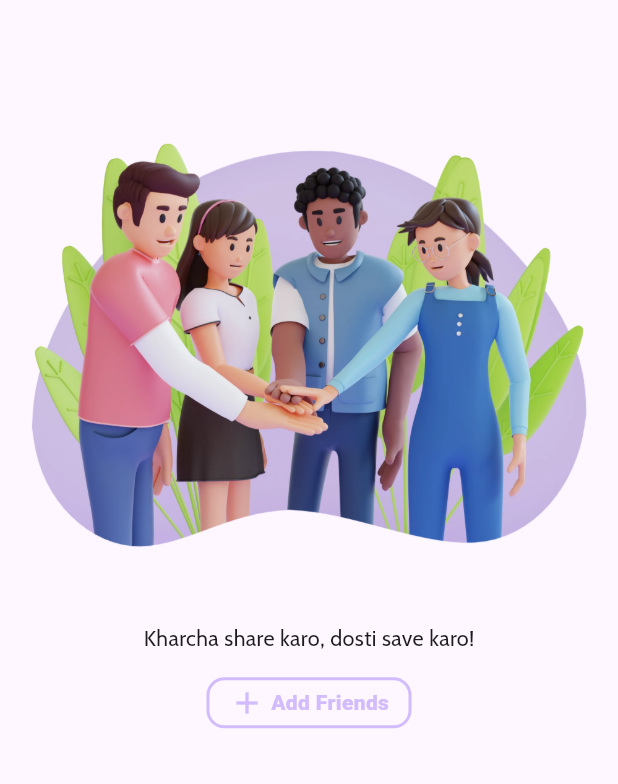
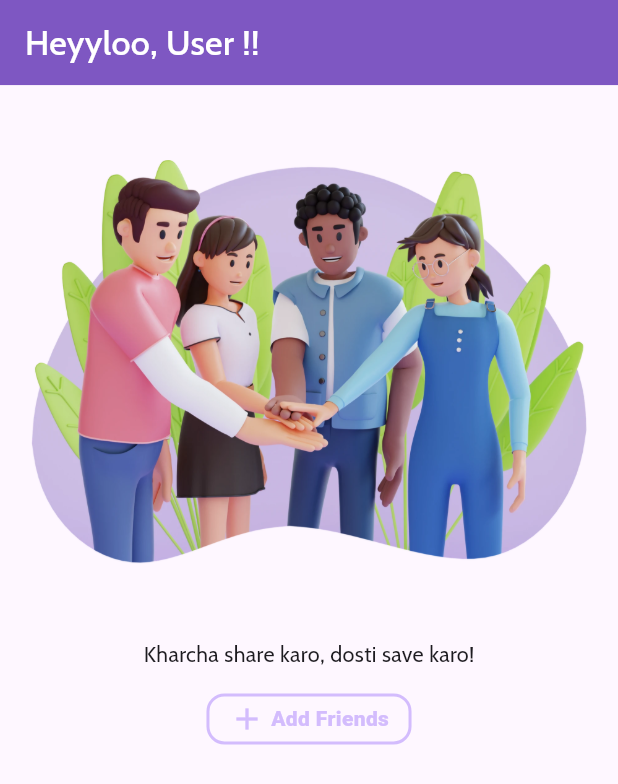
Before and after one commit to NISHANTTMAURYA/SplitKar, a Flutter app: the _NoFriendsView widget shown alone on an empty page, opened directly, on a phone screen of 412 x 824 dp. Shown: the top 784 px of the screen. Run offline on Flutter 3.47's test engine with Material 3 defaults, Android fonts, the phone set to English and light mode, and no system bars; our stand-ins replace cached_network_image, flutter_secure_storage, google_fonts, google_sign_in, lottie, shared_preferences; accounts and stored records are empty; network calls fail.

Commit message:
no friends

```diff
--- a/skapp/lib/pages/freinds.dart
+++ b/skapp/lib/pages/freinds.dart
@@ -172,14 +172,47 @@ class _FreindsPageState extends State<FreindsPage> {
 
 class _NoFriendsView extends StatelessWidget {
   final VoidCallback onAddFriends;
+
+  TextStyle _getGreetingStyle(double width) => GoogleFonts.cabin(
+    fontSize: width * 0.055,  // Slightly smaller to handle long usernames better
+    fontWeight: FontWeight.w500,
+    color: Colors.white,
+  );
+
   const _NoFriendsView({required this.onAddFriends});
 
   @override
   Widget build(BuildContext context) {
+    final width = MediaQuery.of(context).size.width;
     return Column(
       mainAxisAlignment: MainAxisAlignment.start,
       children: [
-        SizedBox(height: MediaQuery.of(context).size.height * 0.08),
+        Container(
+          width: double.infinity,
+          decoration: BoxDecoration(
+            color: Colors.deepPurple[400],
+          ),
+          padding: EdgeInsets.symmetric(
+            horizontal: width * 0.04,  // Responsive padding
+            vertical: width * 0.03,
+          ),
+          child: SafeArea(
+            bottom: false,
+            child: Row(
+              children: [
+                Expanded(
+                  child: Text(
+                    'Heyyloo, ${context.watch<ProfileNotifier>().username ?? 'User'} !!',
+                    style: _getGreetingStyle(width),
+                    overflow: TextOverflow.ellipsis,
+                    maxLines: 1,
+                  ),
+                ),
+              ],
+            ),
+          ),
+        ),
+        SizedBox(height: 20),
         FreindsPage.friendsImage(context),
         SizedBox(height: 20),
         FreindsPage.friendsText(context),
```
Also changed, not shown: 1 other file.
